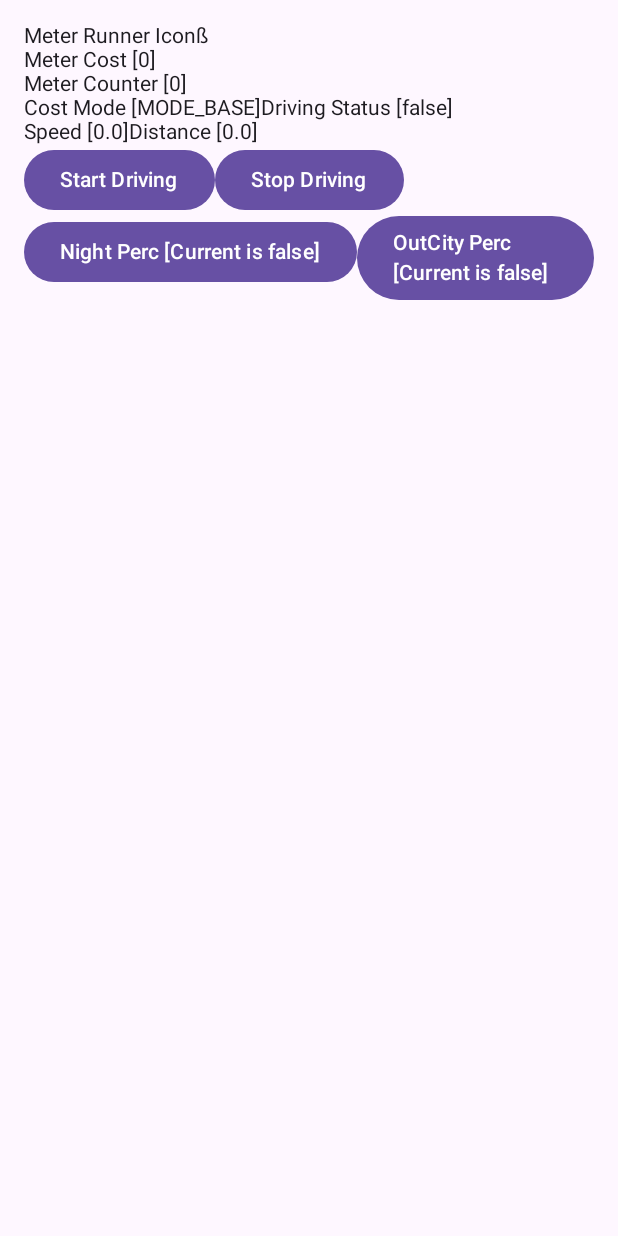
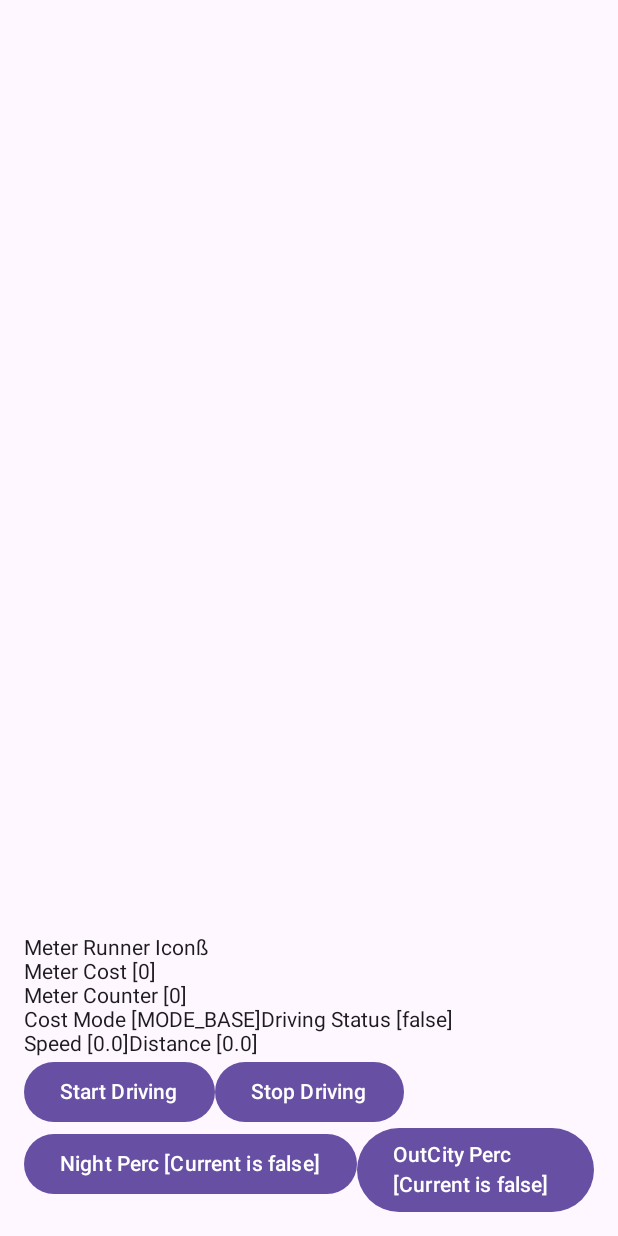
Before and after one commit to yymin1022/TaxiMeter_KMP, an Android app built with Jetpack Compose: the composable MeterScreen shown on its own in the app's theme, on a phone screen of 412 x 824 dp. Run offline under Robolectric (Android 15) with nearby library versions, the phone set to English and light mode, and no system bars; our stand-ins replace Compose Multiplatform resources, Voyager; libraries missing offline, so code that uses them is left out: dev.gitlive.firebase; 2 statements that could not run were skipped.

Commit message:
Update Meter : Implemented UI - Arrangement to Bottom

```diff
--- a/composeApp/src/commonMain/kotlin/com/yong/taximeter/ui/meter/MeterScreen.kt
+++ b/composeApp/src/commonMain/kotlin/com/yong/taximeter/ui/meter/MeterScreen.kt
@@ -1,5 +1,6 @@
 package com.yong.taximeter.ui.meter
 
+import androidx.compose.foundation.layout.Arrangement
 import androidx.compose.foundation.layout.Box
 import androidx.compose.foundation.layout.Column
 import androidx.compose.foundation.layout.Row
@@ -75,6 +76,7 @@ object MeterScreen: Screen {
 
         Column(
             modifier = modifier,
+            verticalArrangement = Arrangement.Bottom,
         ) {
             MeterRunnerIcon(
                 modifier = Modifier,
```
